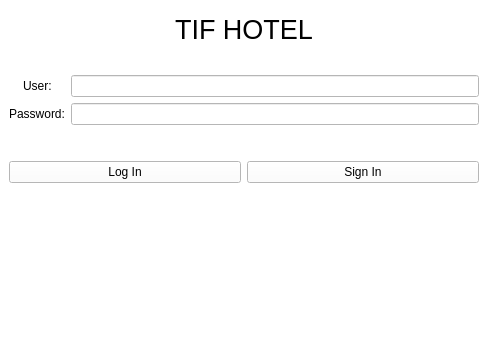
Before: the Qt Designer form UserInterface/tif_hotel/mainwindow.ui in Gabriel-Severo/TIF-Hotel, drawn with Qt 5.
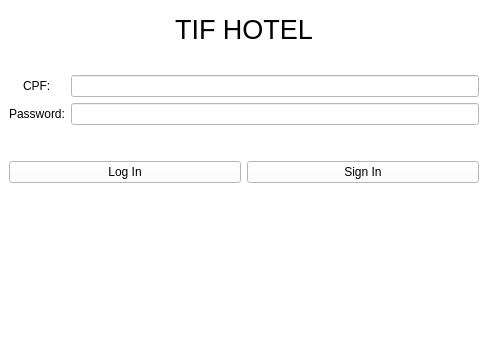
After: the same form once the commit is applied.

Diff of the .ui file:
```diff
--- a/UserInterface/tif_hotel/mainwindow.ui
+++ b/UserInterface/tif_hotel/mainwindow.ui
@@ -64,7 +64,7 @@
         <item row="0" column="0">
          <widget class="QLabel" name="lb_nome">
           <property name="text">
-           <string>User:</string>
+           <string>CPF:</string>
           </property>
          </widget>
         </item>
```
Left out of the diff: 2 changed lines with no effect on the pictures.
